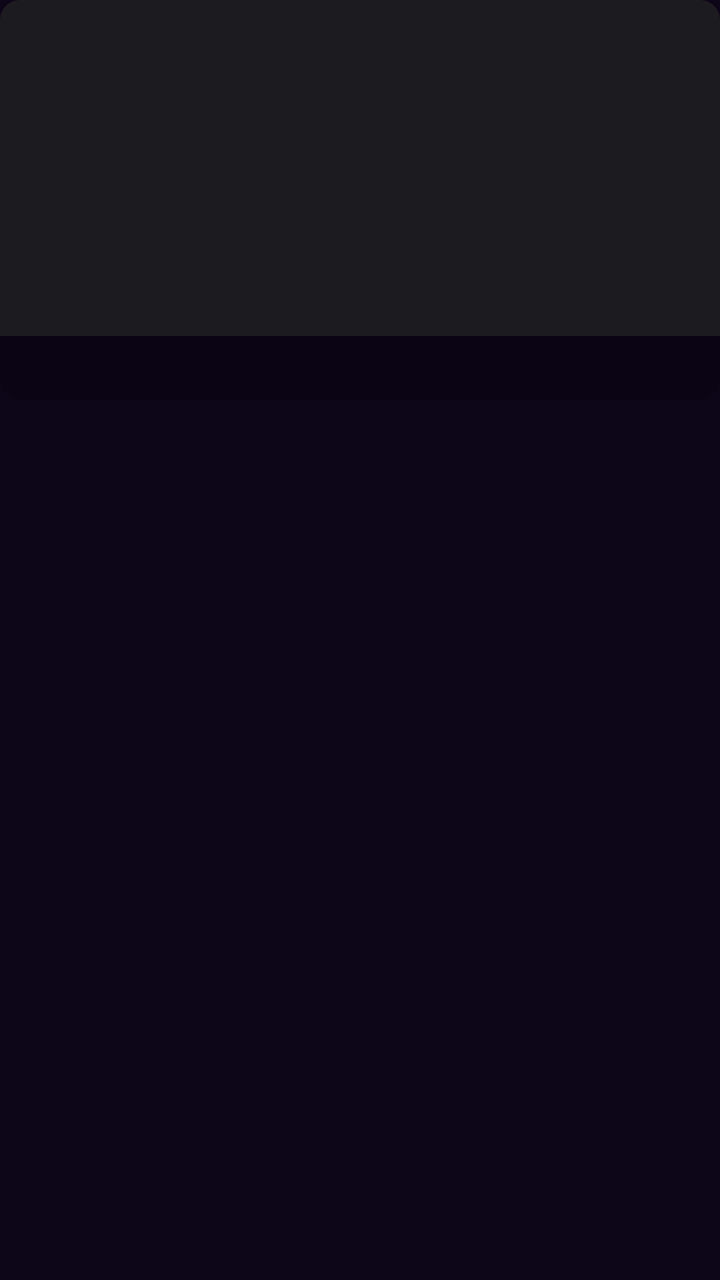
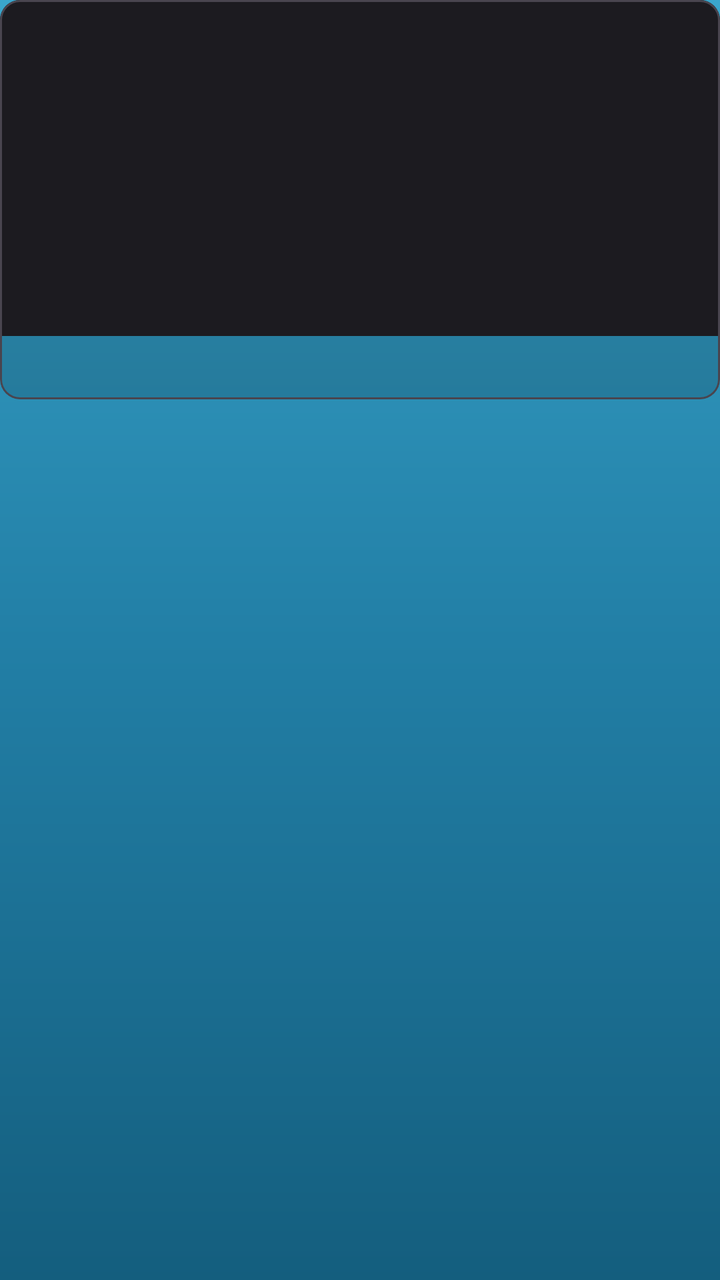

The first picture is an Android layout as it rendered before a commit; the second is the same layout after the commit. The layout source and the unified diff follow.
<!-- AndroidManifest.xml: application theme AppTheme -->
<!-- res/layout/item_grid_movie.xml -->
<?xml version="1.0" encoding="utf-8"?>
<FrameLayout xmlns:android="http://schemas.android.com/apk/res/android"
    xmlns:app="http://schemas.android.com/apk/res-auto"
    android:layout_width="match_parent"
    android:layout_height="wrap_content"
    android:layout_margin="5dp">

    <androidx.cardview.widget.CardView
        android:layout_width="match_parent"
        android:layout_height="wrap_content"
        app:cardBackgroundColor="#22000000"
        app:cardCornerRadius="10dp"
        app:cardElevation="0dp">

        <LinearLayout
            android:layout_width="match_parent"
            android:layout_height="wrap_content"
            android:orientation="vertical">

            <FrameLayout
                android:layout_width="match_parent"
                android:layout_height="wrap_content">

                <ImageView
                    android:id="@+id/ivPoster"
                    android:layout_width="match_parent"
                    android:layout_height="168dp"
                    android:scaleType="centerCrop"
                    android:src="@drawable/bg_poster_placeholder" />

                
                <TextView
                    android:id="@+id/tvBadge"
                    android:layout_width="wrap_content"
                    android:layout_height="wrap_content"
                    android:background="@drawable/bg_badge"
                    android:paddingStart="7dp"
                    android:paddingTop="3dp"
                    android:paddingEnd="7dp"
                    android:paddingBottom="3dp"
                    android:text="@string/badge_douban"
                    android:textColor="#FFFFFF"
                    android:textSize="11sp"
                    android:textStyle="bold"
                    android:visibility="gone" />

                
                <TextView
                    android:id="@+id/tvRating"
                    android:layout_width="wrap_content"
                    android:layout_height="wrap_content"
                    android:layout_gravity="bottom|start"
                    android:paddingStart="8dp"
                    android:paddingBottom="6dp"
                    android:shadowColor="#000000"
                    android:shadowDx="0"
                    android:shadowDy="1"
                    android:shadowRadius="4"
                    android:textColor="#FFFFFF"
                    android:textSize="15sp"
                    android:textStyle="bold"
                    android:visibility="gone" />

                
                <TextView
                    android:id="@+id/tvNote"
                    android:layout_width="wrap_content"
                    android:layout_height="wrap_content"
                    android:layout_gravity="bottom|end"
                    android:background="@drawable/bg_note"
                    android:paddingStart="6dp"
                    android:paddingTop="2dp"
                    android:paddingEnd="6dp"
                    android:paddingBottom="2dp"
                    android:textColor="#FFFFFF"
                    android:textSize="10sp"
                    android:visibility="gone" />
            </FrameLayout>

            <TextView
                android:id="@+id/tvName"
                android:layout_width="match_parent"
                android:layout_height="wrap_content"
                android:ellipsize="end"
                android:maxLines="1"
                android:paddingStart="8dp"
                android:paddingTop="6dp"
                android:paddingEnd="8dp"
                android:paddingBottom="8dp"
                android:textColor="@color/text_primary"
                android:textSize="13sp" />
        </LinearLayout>
    </androidx.cardview.widget.CardView>
</FrameLayout>
<!-- resources referenced by this layout -->
<resources>
  <color name="text_primary">#FFFFFF</color>
  <!-- drawable bg_badge (drawable) -->
  <?xml version="1.0" encoding="utf-8"?>
  <shape xmlns:android="http://schemas.android.com/apk/res/android"
      android:shape="rectangle">
      <solid android:color="@color/badge_bg" />
      <corners
          android:topLeftRadius="10dp"
          android:bottomRightRadius="10dp" />
  </shape>
  <!-- drawable bg_note (drawable) -->
  <?xml version="1.0" encoding="utf-8"?>
  <shape xmlns:android="http://schemas.android.com/apk/res/android"
      android:shape="rectangle">
      <solid android:color="#B3000000" />
      <corners android:radius="4dp" />
  </shape>
  <!-- drawable bg_poster_placeholder (drawable) -->
  <?xml version="1.0" encoding="utf-8"?>
  <shape xmlns:android="http://schemas.android.com/apk/res/android"
      android:shape="rectangle">
      <solid android:color="#1C1B20" />
  </shape>
  <string name="badge_douban">豆瓣热播</string>
  <style name="AppTheme" parent="Base.AppTheme" />
  <color name="badge_bg">#CC19B2C6</color>
  <style name="Base.AppTheme" parent="Theme.Material3.Dark.NoActionBar">
          <item name="colorPrimary">@color/colorPrimary</item>
          <item name="colorOnPrimary">@color/colorOnPrimary</item>
          <item name="colorPrimaryVariant">@color/colorPrimaryVariant</item>
          <item name="android:statusBarColor">@android:color/transparent</item>
          <item name="android:navigationBarColor">@android:color/transparent</item>
          <item name="android:windowBackground">@color/bg_dark</item>
          <item name="android:windowDrawsSystemBarBackgrounds">true</item>
          <item name="android:forceDarkAllowed">false</item>
      </style>
  <color name="colorPrimary">#FF2E93</color>
  <color name="colorOnPrimary">#FFFFFF</color>
  <color name="colorPrimaryVariant">#C2187A</color>
  <color name="bg_dark">#0D0518</color>
</resources>

<!-- the commit's change to res/layout/item_grid_movie.xml (unified diff, before → after) -->
@@ -5,7 +5,7 @@
     android:layout_height="wrap_content"
     android:layout_margin="5dp">
 
-    <androidx.cardview.widget.CardView
+    <com.google.android.material.card.MaterialCardView
         android:layout_width="match_parent"
         android:layout_height="wrap_content"
         app:cardBackgroundColor="#22000000"
@@ -90,5 +90,5 @@
                 android:textColor="@color/text_primary"
                 android:textSize="13sp" />
         </LinearLayout>
-    </androidx.cardview.widget.CardView>
+    </com.google.android.material.card.MaterialCardView>
 </FrameLayout>
<!-- resource entries referenced after the edit -->
@@ -32,13 +32,26 @@
           <item name="colorPrimaryVariant">@color/colorPrimaryVariant</item>
           <item name="android:statusBarColor">@android:color/transparent</item>
           <item name="android:navigationBarColor">@android:color/transparent</item>
-          <item name="android:windowBackground">@color/bg_dark</item>
+          <item name="android:windowBackground">@drawable/bg_main_gradient</item>
           <item name="android:windowDrawsSystemBarBackgrounds">true</item>
           <item name="android:forceDarkAllowed">false</item>
       </style>
-  <color name="colorPrimary">#FF2E93</color>
-  <color name="colorOnPrimary">#FFFFFF</color>
-  <color name="colorPrimaryVariant">#C2187A</color>
-  <color name="bg_dark">#0D0518</color>
+  <color name="colorPrimary">#2BC4D8</color>
+  <color name="colorOnPrimary">#06202A</color>
+  <color name="colorPrimaryVariant">#1FA7BC</color>
+  <!-- drawable bg_main_gradient (drawable) -->
+  <?xml version="1.0" encoding="utf-8"?>
+  <shape xmlns:android="http://schemas.android.com/apk/res/android"
+      android:shape="rectangle">
+      <gradient
+          android:angle="270"
+          android:startColor="@color/gradient_top"
+          android:centerColor="@color/gradient_mid"
+          android:endColor="@color/gradient_bottom"
+          android:type="linear" />
+  </shape>
+  <color name="gradient_top">#3AA6CC</color>
+  <color name="gradient_mid">#227FA6</color>
+  <color name="gradient_bottom">#145E7E</color>
 </resources>
 
